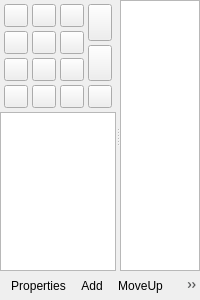
Before: the Qt Designer form src/ptz-controls.ui in glikely/obs-ptz, drawn with Qt 5.
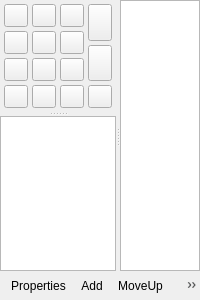
After: the same form once the commit is applied. Icons and pictures are not drawn. Custom widgets are drawn as their Qt base class.

Commit message: ui: Make the vertical splitter collapsible

```diff
--- a/src/ptz-controls.ui
+++ b/src/ptz-controls.ui
@@ -37,24 +37,13 @@
      <property name="childrenCollapsible">
       <bool>false</bool>
      </property>
-     <widget class="QFrame" name="splitterWidgetLeft">
-      <layout class="QVBoxLayout" name="splitterWidgetLeftVerticalLayout">
-       <property name="spacing">
-        <number>0</number>
-       </property>
-       <property name="leftMargin">
-        <number>0</number>
-       </property>
-       <property name="topMargin">
-        <number>0</number>
-       </property>
-       <property name="rightMargin">
-        <number>0</number>
-       </property>
-       <property name="bottomMargin">
-        <number>0</number>
-       </property>
-       <item>
+     <widget class="QSplitter" name="vertsplitter">
+      <property name="orientation">
+       <enum>Qt::Orientation::Vertical</enum>
+      </property>
+      <property name="childrenCollapsible">
+       <bool>true</bool>
+      </property>
         <widget class="QWidget" name="movementControlsWidget" native="true">
          <property name="sizePolicy">
           <sizepolicy hsizetype="Expanding" vsizetype="Fixed">
@@ -422,8 +411,6 @@
           </item>
          </layout>
         </widget>
-       </item>
-       <item>
         <widget class="CircularListView" name="cameraList">
          <property name="sizePolicy">
           <sizepolicy hsizetype="Expanding" vsizetype="Expanding">
@@ -444,8 +431,6 @@
           <set>QAbstractItemView::EditTrigger::NoEditTriggers</set>
          </property>
         </widget>
-       </item>
-      </layout>
      </widget>
      <widget class="CircularListView" name="presetListView">
       <property name="contextMenuPolicy">
```
Lines whose indentation alone changed are shown as unchanged. The commit also changes 1 other file.
